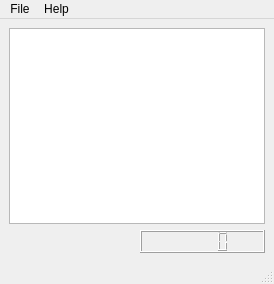
Old version of the form musicplayer.ui in the repository copperspice/kitchensink.
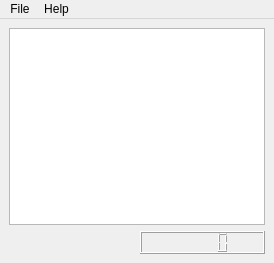
New version of the form.

```diff
--- a/musicplayer.ui
+++ b/musicplayer.ui
@@ -7,7 +7,7 @@
     <x>0</x>
     <y>0</y>
     <width>274</width>
-    <height>284</height>
+    <height>263</height>
    </rect>
   </property>
   <property name="windowTitle">
@@ -49,7 +49,6 @@
    <addaction name="menuFile"/>
    <addaction name="menuHelp"/>
   </widget>
-  <widget class="QStatusBar" name="statusbar"/>
   <action name="actionAbout">
    <property name="text">
     <string>About</string>
```
